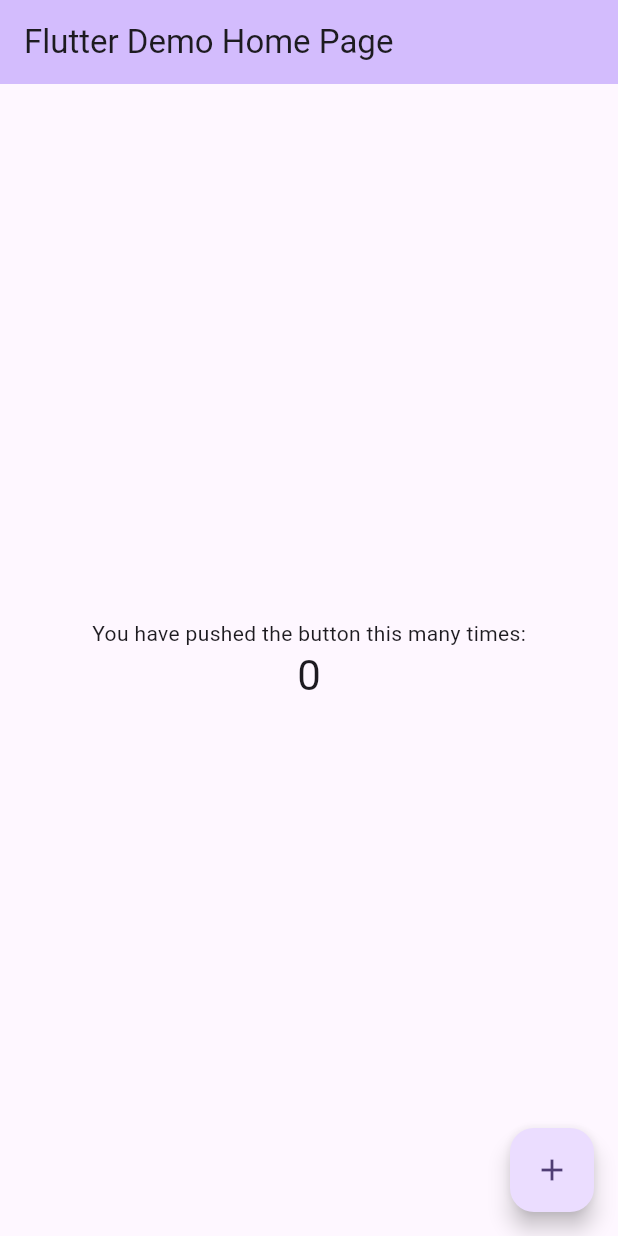
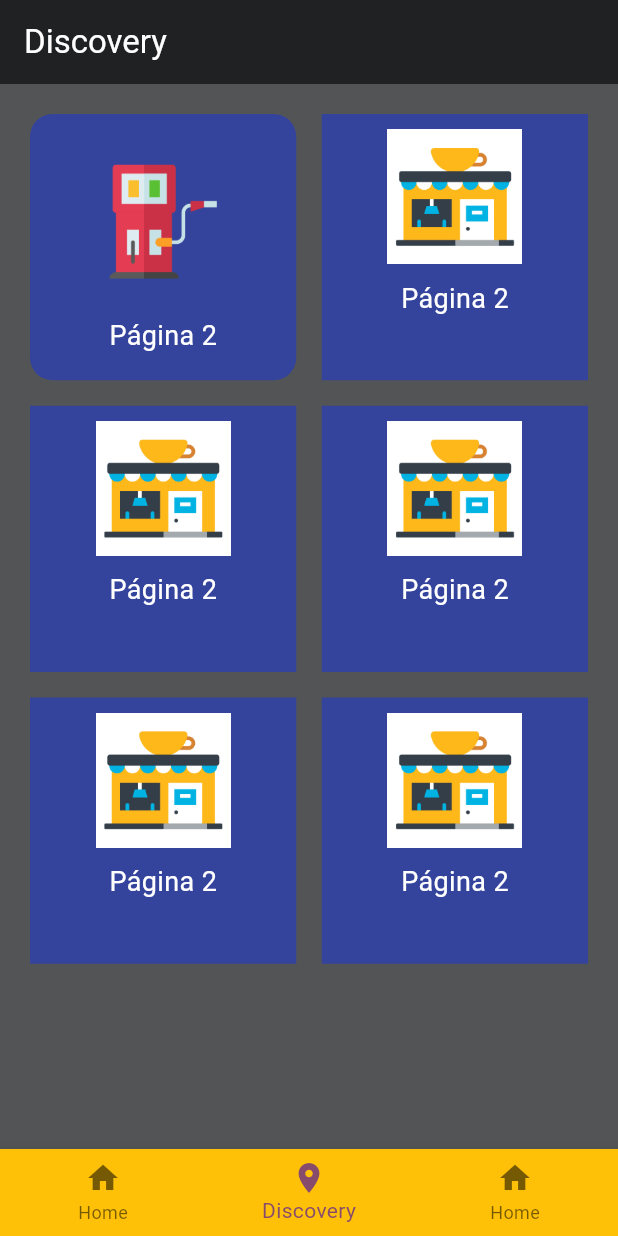
Before and after one commit to carlosandret/Av1_Desenvolvimento_Mobile, a Flutter app: the screen it shows after launch, on a phone screen of 412 x 824 dp. Run offline on Flutter 3.47's test engine with Material 3 defaults, Android fonts, the phone set to English and light mode, and no system bars.

Commit message:
mudanças_navigation

```diff
--- /dev/null
+++ b/avaliacao_app/lib/_constante/app_colors.dart
@@ -0,0 +1,6 @@
+import 'package:flutter/material.dart';
+
+abstract class AppColors {
+  static const Color backgroundColor = Color.fromARGB(255, 83, 84, 86);
+  static const Color backgroundColorAppBar = Color(0xFF202123);
+}
--- /dev/null
+++ b/avaliacao_app/lib/home/home_page.dart
@@ -0,0 +1,169 @@
+import 'package:avaliacao_app/_constante/app_colors.dart';
+import 'package:flutter/material.dart';
+
+class MyHomePage extends StatefulWidget {
+  const MyHomePage({super.key});
+
+  @override
+  State<MyHomePage> createState() => _MyHomePageState();
+}
+
+class _MyHomePageState extends State<MyHomePage> {
+  // Váriável controladora do texto digitado em password
+  TextEditingController passwordController = TextEditingController();
+  // Váriável controladora do texto digitado em email
+  TextEditingController emailController = TextEditingController();
+
+  double resultado = 0.0;
+
+  @override
+  Widget build(BuildContext context) {
+    return Scaffold(
+      // Barra do app = (header)
+      appBar: AppBar(
+        title: Text('Discovery', style: TextStyle(color: Colors.white)),
+        backgroundColor: AppColors.backgroundColorAppBar,
+      ),
+      // BackGround do body
+      backgroundColor: AppColors.backgroundColor,
+      // Onde é estruturado o corpo do app
+      body: GridView.count(
+        crossAxisCount: 2, // Número de colunas da grade
+        mainAxisSpacing: 17, // Espaço vertical entre itens
+        crossAxisSpacing: 17, // Espaço horizontal entre itens
+        childAspectRatio: 1.0,  // Proporção largura/altura - Quadrado
+        padding: EdgeInsets.all(20), // Espaçamento ao redor dos itens
+
+        children: [
+          GestureDetector(
+            onTap: () {
+              Navigator.pushNamed(context, '/pagina2');
+            },
+            child: Container(
+              // Estiliação do card
+              decoration: BoxDecoration(
+                color: const Color.fromARGB(255, 52, 68, 156),
+                borderRadius: BorderRadius.circular(15), // Borda arredondada
+              ),
+
+              child: Center(
+                child: Column(
+                  mainAxisAlignment: MainAxisAlignment.center,
+                  children: [
+                    Image.asset('assets/images/posto.png', width: 90, height: 110),
+                    SizedBox(height: 8), // Espaço entre imagem e texto
+                    Text(
+                      'Página 2',
+                      style: TextStyle(color: Colors.white, fontSize: 18),
+                    ),
+                  ],
+                )
+              ),
+            ),
+          ),
+
+          GestureDetector(
+            onTap: () {
+              Navigator.pushNamed(context, '/pagina2');
+            },
+            child: Container(
+              color: const Color.fromARGB(255, 52, 68, 156),
+              child: Center(
+                child: Column(
+                  children: [
+                    Image.asset('assets/images/cafeteria.jpg', width: 90, height: 110),
+                    Text(
+                      'Página 2',
+                      style: TextStyle(color: Colors.white, fontSize: 18),
+                    ),
+                  ],
+                )
+              ),
+            ),
+          ),
+
+
+          GestureDetector(
+            onTap: () {
+              Navigator.pushNamed(context, '/pagina2');
+            },
+            child: Container(
+              color: const Color.fromARGB(255, 52, 68, 156),
+              child: Center(
+                child: Column(
+                  children: [
+                    Image.asset('assets/images/cafeteria.jpg', width: 90, height: 110),
+                    Text(
+                      'Página 2',
+                      style: TextStyle(color: Colors.white, fontSize: 18),
+                    ),
+                  ],
+                )
+              ),
+            ),
+          ),
+
+          GestureDetector(
+            onTap: () {
+              Navigator.pushNamed(context, '/pagina2');
+            },
+            child: Container(
+              color: const Color.fromARGB(255, 52, 68, 156),
+              child: Center(
+                child: Column(
+                  children: [
+                    Image.asset('assets/images/cafeteria.jpg', width: 90, height: 110),
+                    Text(
+                      'Página 2',
+                      style: TextStyle(color: Colors.white, fontSize: 18),
+                    ),
+                  ],
+                )
+              ),
+            ),
+          ),
+
+          GestureDetector(
+            onTap: () {
+              Navigator.pushNamed(context, '/pagina2');
+            },
+            child: Container(
+              color: const Color.fromARGB(255, 52, 68, 156),
+              child: Center(
+                child: Column(
+                  children: [
+                    Image.asset('assets/images/cafeteria.jpg', width: 90, height: 110),
+                    Text(
+                      'Página 2',
+                      style: TextStyle(color: Colors.white, fontSize: 18),
+                    ),
+                  ],
+                )
+              ),
+            ),
+          ),
+
+          GestureDetector(
+            onTap: () {
+              Navigator.pushNamed(context, '/pagina2');
+            },
+            child: Container(
+              color: const Color.fromARGB(255, 52, 68, 156),
+              child: Center(
+                child: Column(
+                  children: [
+                    Image.asset('assets/images/cafeteria.jpg', width: 90, height: 110),
+                    Text(
+                      'Página 2',
+                      style: TextStyle(color: Colors.white, fontSize: 18),
+                    ),
+                  ],
+                )
+              ),
+            ),
+          ),
+        ],
+      )
+    );
+  }
+}
--- a/avaliacao_app/lib/main.dart
+++ b/avaliacao_app/lib/main.dart
@@ -1,4 +1,7 @@
+import 'package:avaliacao_app/home/home_page.dart';
+import 'package:avaliacao_app/navigation/navigation.dart';
 import 'package:flutter/material.dart';
+import 'pages/pagina2.dart';
 
 void main() {
   runApp(const MyApp());
@@ -12,111 +15,89 @@ class MyApp extends StatelessWidget {
   Widget build(BuildContext context) {
     return MaterialApp(
       title: 'Flutter Demo',
+      routes: {
+        '/home': (context) => MyHomePage(),
+        '/pagina2': (context) => Pagina2(),
+        '/pagina3': (context) => pagina3(),
+      },
+
       theme: ThemeData(
-        // This is the theme of your application.
-        //
-        // TRY THIS: Try running your application with "flutter run". You'll see
-        // the application has a purple toolbar. Then, without quitting the app,
-        // try changing the seedColor in the colorScheme below to Colors.green
-        // and then invoke "hot reload" (save your changes or press the "hot
-        // reload" button in a Flutter-supported IDE, or press "r" if you used
-        // the command line to start the app).
-        //
-        // Notice that the counter didn't reset back to zero; the application
-        // state is not lost during the reload. To reset the state, use hot
-        // restart instead.
-        //
-        // This works for code too, not just values: Most code changes can be
-        // tested with just a hot reload.
-        colorScheme: ColorScheme.fromSeed(seedColor: Colors.deepPurple),
+        colorScheme: ColorScheme.fromSeed(
+          seedColor: const Color.fromARGB(255, 219, 18, 159),
+        ),
       ),
-      home: const MyHomePage(title: 'Flutter Demo Home Page'),
+      home: const Navigation(),
     );
   }
 }
 
-class MyHomePage extends StatefulWidget {
-  const MyHomePage({super.key, required this.title});
 
-  // This widget is the home page of your application. It is stateful, meaning
-  // that it has a State object (defined below) that contains fields that affect
-  // how it looks.
 
-  // This class is the configuration for the state. It holds the values (in this
-  // case the title) provided by the parent (in this case the App widget) and
-  // used by the build method of the State. Fields in a Widget subclass are
-  // always marked "final".
-
-  final String title;
+class pagina3 extends StatefulWidget {
+  const pagina3({super.key});
 
   @override
-  State<MyHomePage> createState() => _MyHomePageState();
+  State<pagina3> createState() => _pagina3State();
 }
 
-class _MyHomePageState extends State<MyHomePage> {
-  int _counter = 0;
-
-  void _incrementCounter() {
-    setState(() {
-      // This call to setState tells the Flutter framework that something has
-      // changed in this State, which causes it to rerun the build method below
-      // so that the display can reflect the updated values. If we changed
-      // _counter without calling setState(), then the build method would not be
-      // called again, and so nothing would appear to happen.
-      _counter++;
-    });
-  }
-
+class _pagina3State extends State<pagina3> {
   @override
   Widget build(BuildContext context) {
-    // This method is rerun every time setState is called, for instance as done
-    // by the _incrementCounter method above.
-    //
-    // The Flutter framework has been optimized to make rerunning build methods
-    // fast, so that you can just rebuild anything that needs updating rather
-    // than having to individually change instances of widgets.
-    return Scaffold(
-      appBar: AppBar(
-        // TRY THIS: Try changing the color here to a specific color (to
-        // Colors.amber, perhaps?) and trigger a hot reload to see the AppBar
-        // change color while the other colors stay the same.
-        backgroundColor: Theme.of(context).colorScheme.inversePrimary,
-        // Here we take the value from the MyHomePage object that was created by
-        // the App.build method, and use it to set our appbar title.
-        title: Text(widget.title),
+    return DefaultTabController(
+      initialIndex: 1,
+      length: 2,
+      child: Scaffold(
+        appBar: AppBar(
+          title: const Text("Página 3"),
+          bottom: const TabBar(
+            tabs: [
+              Tab(icon: Icon(Icons.abc_rounded)),
+              Tab(icon: Icon(Icons.abc_sharp)),
+            ],
+          ),
+        ),
+        body: const TabBarView(children: [Text("Botao"), Text("Botao 2")]),
       ),
-      body: Center(
-        // Center is a layout widget. It takes a single child and positions it
-        // in the middle of the parent.
-        child: Column(
-          // Column is also a layout widget. It takes a list of children and
-          // arranges them vertically. By default, it sizes itself to fit its
-          // children horizontally, and tries to be as tall as its parent.
-          //
-          // Column has various properties to control how it sizes itself and
-          // how it positions its children. Here we use mainAxisAlignment to
-          // center the children vertically; the main axis here is the vertical
-          // axis because Columns are vertical (the cross axis would be
-          // horizontal).
-          //
-          // TRY THIS: Invoke "debug painting" (choose the "Toggle Debug Paint"
-          // action in the IDE, or press "p" in the console), to see the
-          // wireframe for each widget.
-          mainAxisAlignment: MainAxisAlignment.center,
-          children: <Widget>[
-            const Text('You have pushed the button this many times:'),
-            Text(
-              '$_counter',
-              style: Theme.of(context).textTheme.headlineMedium,
-            ),
-          ],
-        ),
-      ),
-      floatingActionButton: FloatingActionButton(
-        onPressed: _incrementCounter,
-        tooltip: 'Increment',
-        child: const Icon(Icons.add),
-      ), // This trailing comma makes auto-formatting nicer for build methods.
     );
   }
 }
+
+
+
+
+// class DestaqueCardSimples extends StatefulWidget {
+//   final String texto;
+//   final VoidCallback onTap;
+
+//   const DestaqueCardSimples({required this.texto, required this.onTap});
+
+//   @override
+//   _DestaqueCardSimplesState createState() => _DestaqueCardSimplesState();
+// }
+
+// class _DestaqueCardSimplesState extends State<DestaqueCardSimples> {
+//   bool _pressed = false;
+
+//   @override
+//   Widget build(BuildContext context) {
+//     return GestureDetector(
+//       onTap: widget.onTap,
+//       onTapDown: (_) => setState(() => _pressed = true),
+//       onTapUp: (_) => setState(() => _pressed = false),
+//       onTapCancel: () => setState(() => _pressed = false),
+//       child: AnimatedContainer(
+//         duration: Duration(milliseconds: 100),
+//         decoration: BoxDecoration(
+//           color: _pressed ? Colors.red[700] : Colors.red,
+//           borderRadius: BorderRadius.circular(12),
+//         ),
+//         alignment: Alignment.center,
+//         child: Text(
+//           widget.texto,
+//           style: TextStyle(color: Colors.white, fontSize: 18),
+//           textAlign: TextAlign.center,
+//         ),
+//       ),
+//     );
+//   }
+// }
--- /dev/null
+++ b/avaliacao_app/lib/navigation/navigation.dart
@@ -0,0 +1,49 @@
+import 'package:avaliacao_app/home/home_page.dart';
+import 'package:flutter/material.dart';
+
+class Navigation extends StatefulWidget {
+  const Navigation({super.key});
+
+  @override
+  State<Navigation> createState() => _NavigationState();
+}
+
+class _NavigationState extends State<Navigation> {
+  int _itemSelecionado = 1;
+  @override
+  Widget build(BuildContext context) {
+    return Scaffold(
+      bottomNavigationBar: BottomNavigationBar(
+        backgroundColor: Colors.amber,
+        onTap: (value) => setState(() {
+          _itemSelecionado = value;
+        }),
+        currentIndex: _itemSelecionado,
+        items: [
+          BottomNavigationBarItem(
+            backgroundColor: Colors.red,
+            icon: Icon(Icons.home),
+            label: 'Home'
+          ),
+
+          BottomNavigationBarItem(
+            icon: Icon(Icons.location_on),
+            label: 'Discovery'
+          ),
+
+          BottomNavigationBarItem(
+            icon: Icon(Icons.home),
+            label: 'Home'
+          ),
+        ],
+      ),
+
+      body: [
+        Center(child: Text('Home')),
+        MyHomePage(),
+        Center(child: Text('Top food')),
+
+      ][_itemSelecionado],
+    );
+  }
+}
```
Also changed, not shown: avaliacao_app/analysis_options.yaml (+7 -23 lines), avaliacao_app/lib/pages/pagina2.dart (added, +57 -0 lines), avaliacao_app/pubspec.yaml (+4 -3 lines), avaliacao_app/assets/images/cafeteria.jpg (added), avaliacao_app/assets/images/posto.png (added).
